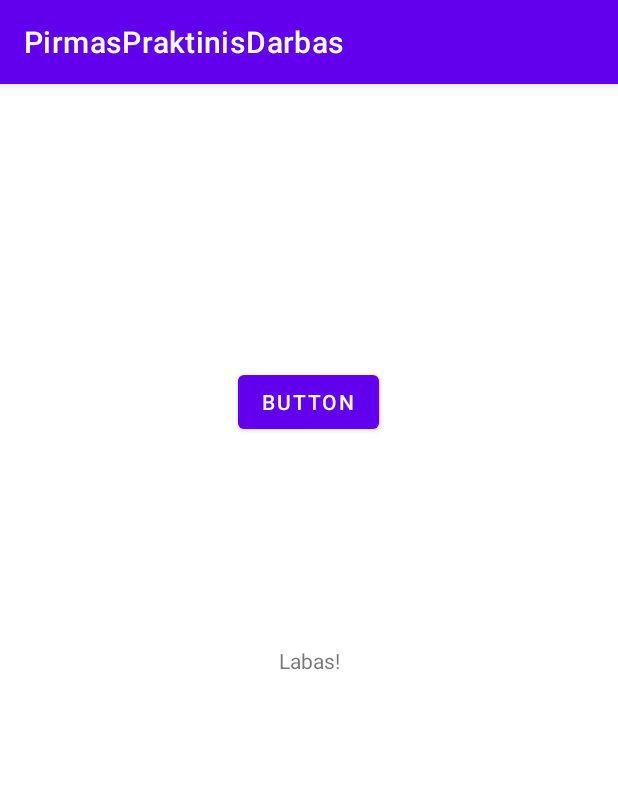
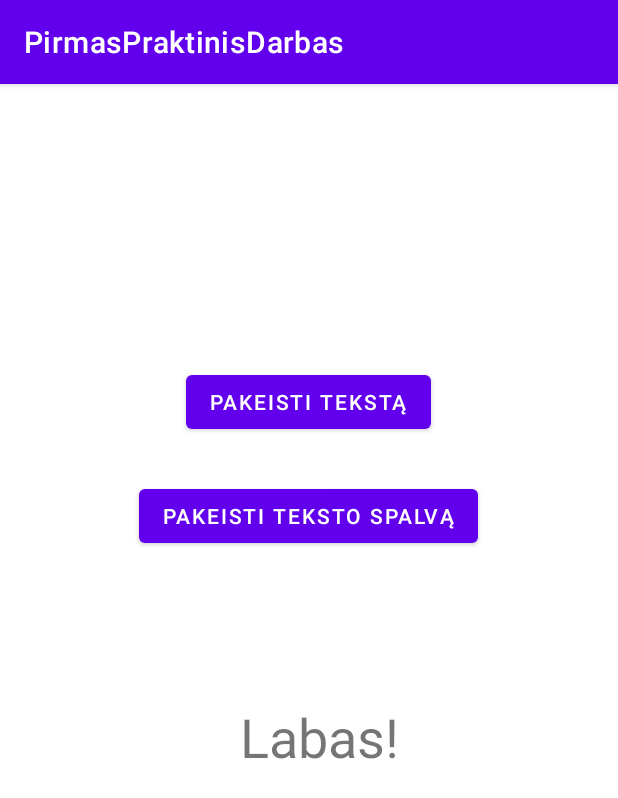
Before and after one commit to lauratmanaviciute/PirmasPraktinisDarbas, an Android app: the screen it shows after launch (MainActivity), on a phone screen of 412 x 824 dp. Shown: the top 798 px of the screen. Run offline under Robolectric (Android 15) with nearby library versions, the phone set to English and light mode, and no system bars.

Commit message:
Added changeTextColor button and implemented logic

```diff
--- a/app/src/main/java/com/example/pirmaspraktinisdarbas/MainActivity.java
+++ b/app/src/main/java/com/example/pirmaspraktinisdarbas/MainActivity.java
@@ -6,11 +6,13 @@ import android.os.Bundle;
 import android.view.View;
 import android.widget.Button;
 import android.widget.TextView;
+import android.graphics.Color;
 
 public class MainActivity extends AppCompatActivity {
 
     TextView tvMain;
     Button btnChangeMainText;
+    Button btnChangeMainTextColor;
 
     @Override
     protected void onCreate(Bundle savedInstanceState) {
@@ -25,5 +27,12 @@ public class MainActivity extends AppCompatActivity {
                 tvMain.setText("Viso gero!");
             }
         });
+
+        this.btnChangeMainTextColor = (Button) findViewById(R.id.btnChangeMainTextColor);
+        btnChangeMainTextColor.setOnClickListener(new View.OnClickListener() {
+            public void onClick(View v) {
+                tvMain.setTextColor(Color.RED);;
+            }
+        });
     }
 }
--- a/app/src/main/res/layout/activity_main.xml
+++ b/app/src/main/res/layout/activity_main.xml
@@ -13,15 +13,29 @@
         android:text="Labas!"
         app:layout_constraintBottom_toBottomOf="parent"
         app:layout_constraintEnd_toEndOf="parent"
+        app:layout_constraintHorizontal_bias="0.523"
         app:layout_constraintStart_toStartOf="parent"
-        app:layout_constraintTop_toTopOf="parent" />
+        app:layout_constraintTop_toTopOf="parent"
+        app:layout_constraintVertical_bias="0.571"
+        android:textSize="36sp" />
 
     <Button
         android:id="@+id/btnChangeMainText"
         android:layout_width="wrap_content"
         android:layout_height="wrap_content"
         android:layout_marginTop="188dp"
-        android:text="Button"
+        android:text="Pakeisti tekstą"
+        app:layout_constraintEnd_toEndOf="parent"
+        app:layout_constraintHorizontal_bias="0.498"
+        app:layout_constraintStart_toStartOf="parent"
+        app:layout_constraintTop_toTopOf="parent" />
+
+    <Button
+        android:id="@+id/btnChangeMainTextColor"
+        android:layout_width="wrap_content"
+        android:layout_height="wrap_content"
+        android:layout_marginTop="264dp"
+        android:text="Pakeisti teksto spalvą"
         app:layout_constraintEnd_toEndOf="parent"
         app:layout_constraintHorizontal_bias="0.498"
         app:layout_constraintStart_toStartOf="parent"
```
